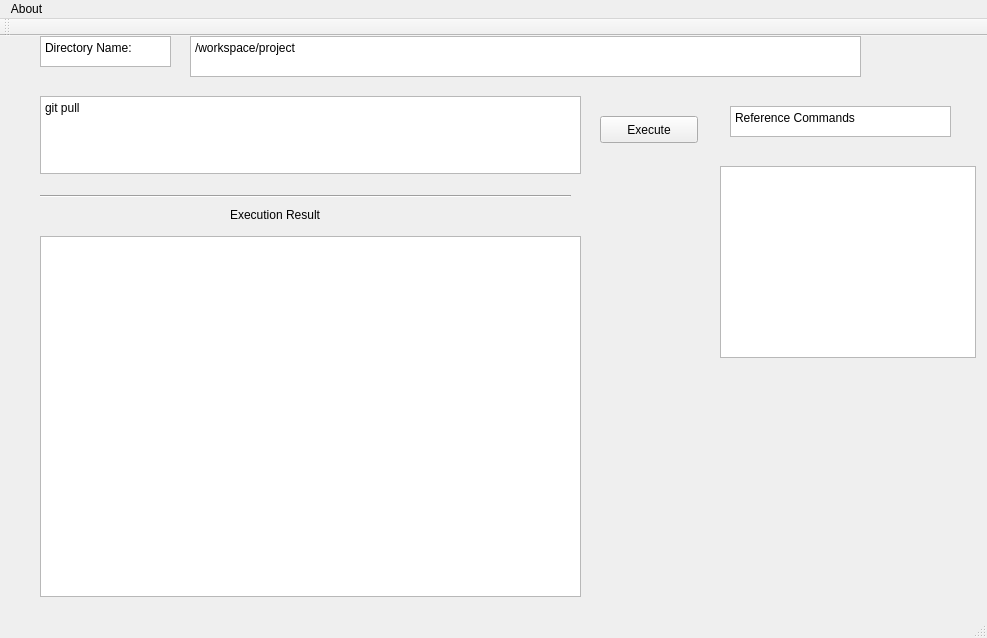
The window that linux/command/mainwindow.ui (webatintel/example) describes before a commit, drawn with Qt 5.
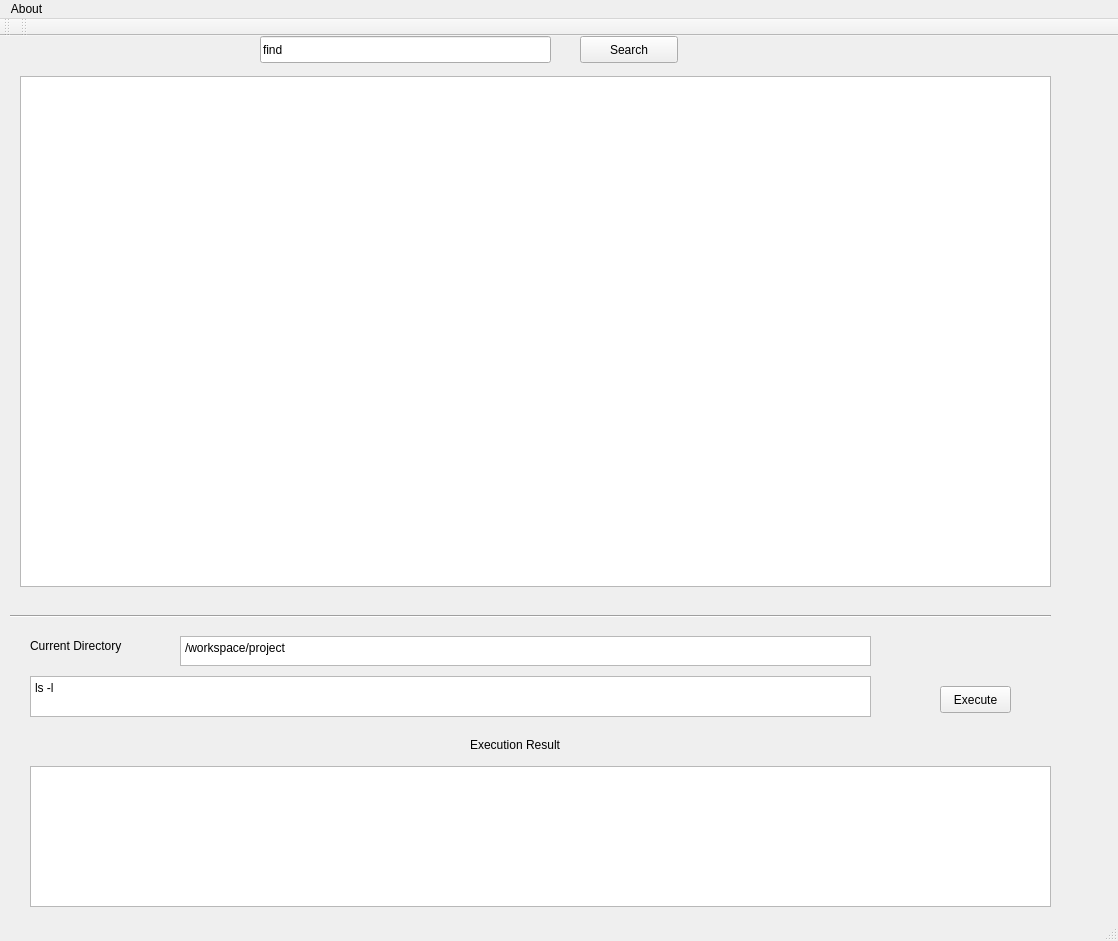
The same window after the commit.

Patch:
```diff
--- a/linux/command/mainwindow.ui
+++ b/linux/command/mainwindow.ui
@@ -6,30 +6,20 @@
    <rect>
     <x>0</x>
     <y>0</y>
-    <width>987</width>
-    <height>638</height>
+    <width>1118</width>
+    <height>941</height>
    </rect>
   </property>
   <property name="windowTitle">
    <string>MainWindow</string>
   </property>
   <widget class="QWidget" name="centralWidget">
-   <widget class="QListView" name="listView">
-    <property name="geometry">
-     <rect>
-      <x>720</x>
-      <y>130</y>
-      <width>256</width>
-      <height>192</height>
-     </rect>
-    </property>
-   </widget>
    <widget class="QPushButton" name="pushButton">
     <property name="geometry">
      <rect>
-      <x>600</x>
-      <y>80</y>
-      <width>98</width>
+      <x>940</x>
+      <y>650</y>
+      <width>71</width>
       <height>27</height>
      </rect>
     </property>
@@ -40,12 +30,17 @@
    <widget class="QPlainTextEdit" name="plainTextEdit">
     <property name="geometry">
      <rect>
-      <x>190</x>
-      <y>0</y>
-      <width>671</width>
-      <height>41</height>
+      <x>180</x>
+      <y>600</y>
+      <width>691</width>
+      <height>30</height>
      </rect>
     </property>
+    <property name="font">
+     <font>
+      <strikeout>false</strikeout>
+     </font>
+    </property>
     <property name="plainText">
      <string>/workspace/project</string>
     </property>
@@ -53,9 +48,9 @@
    <widget class="Line" name="line">
     <property name="geometry">
      <rect>
-      <x>40</x>
-      <y>150</y>
-      <width>531</width>
+      <x>10</x>
+      <y>570</y>
+      <width>1041</width>
       <height>20</height>
      </rect>
     </property>
@@ -66,57 +61,31 @@
    <widget class="QPlainTextEdit" name="plainTextEdit_2">
     <property name="geometry">
      <rect>
-      <x>40</x>
-      <y>0</y>
-      <width>131</width>
-      <height>31</height>
+      <x>30</x>
+      <y>640</y>
+      <width>841</width>
+      <height>41</height>
      </rect>
     </property>
     <property name="plainText">
-     <string>Directory Name:</string>
+     <string>ls -l</string>
     </property>
    </widget>
    <widget class="QPlainTextEdit" name="plainTextEdit_3">
     <property name="geometry">
      <rect>
-      <x>40</x>
-      <y>60</y>
-      <width>541</width>
-      <height>78</height>
-     </rect>
-    </property>
-    <property name="plainText">
-     <string>git pull</string>
-    </property>
-   </widget>
-   <widget class="QPlainTextEdit" name="plainTextEdit_4">
-    <property name="geometry">
-     <rect>
-      <x>730</x>
-      <y>70</y>
-      <width>221</width>
-      <height>31</height>
-     </rect>
-    </property>
-    <property name="plainText">
-     <string>Reference Commands</string>
-    </property>
-   </widget>
-   <widget class="QPlainTextEdit" name="plainTextEdit_5">
-    <property name="geometry">
-     <rect>
-      <x>40</x>
-      <y>200</y>
-      <width>541</width>
-      <height>361</height>
+      <x>30</x>
+      <y>730</y>
+      <width>1021</width>
+      <height>141</height>
      </rect>
     </property>
    </widget>
    <widget class="QLabel" name="label">
     <property name="geometry">
      <rect>
-      <x>230</x>
-      <y>170</y>
+      <x>470</x>
+      <y>700</y>
       <width>161</width>
       <height>17</height>
      </rect>
@@ -125,13 +94,65 @@
      <string>Execution Result</string>
     </property>
    </widget>
+   <widget class="QLabel" name="label_2">
+    <property name="geometry">
+     <rect>
+      <x>30</x>
+      <y>600</y>
+      <width>131</width>
+      <height>20</height>
+     </rect>
+    </property>
+    <property name="text">
+     <string>Current Directory</string>
+    </property>
+   </widget>
+   <widget class="QTableView" name="tableView">
+    <property name="geometry">
+     <rect>
+      <x>20</x>
+      <y>40</y>
+      <width>1031</width>
+      <height>511</height>
+     </rect>
+    </property>
+    <property name="sortingEnabled">
+     <bool>true</bool>
+    </property>
+   </widget>
+   <widget class="QLineEdit" name="lineEdit_filter">
+    <property name="geometry">
+     <rect>
+      <x>260</x>
+      <y>0</y>
+      <width>291</width>
+      <height>27</height>
+     </rect>
+    </property>
+    <property name="text">
+     <string>find</string>
+    </property>
+   </widget>
+   <widget class="QPushButton" name="pushButton_2">
+    <property name="geometry">
+     <rect>
+      <x>580</x>
+      <y>0</y>
+      <width>98</width>
+      <height>27</height>
+     </rect>
+    </property>
+    <property name="text">
+     <string>Search</string>
+    </property>
+   </widget>
   </widget>
   <widget class="QMenuBar" name="menuBar">
    <property name="geometry">
     <rect>
      <x>0</x>
      <y>0</y>
-     <width>987</width>
+     <width>1118</width>
      <height>25</height>
     </rect>
    </property>
@@ -152,6 +173,17 @@
    </attribute>
   </widget>
   <widget class="QStatusBar" name="statusBar"/>
+  <widget class="QToolBar" name="toolBar">
+   <property name="windowTitle">
+    <string>toolBar</string>
+   </property>
+   <attribute name="toolBarArea">
+    <enum>TopToolBarArea</enum>
+   </attribute>
+   <attribute name="toolBarBreak">
+    <bool>false</bool>
+   </attribute>
+  </widget>
   <action name="actionVersion">
    <property name="text">
     <string>Version</string>
```
Left out of the diff: 6 changed lines with no effect on the pictures.
